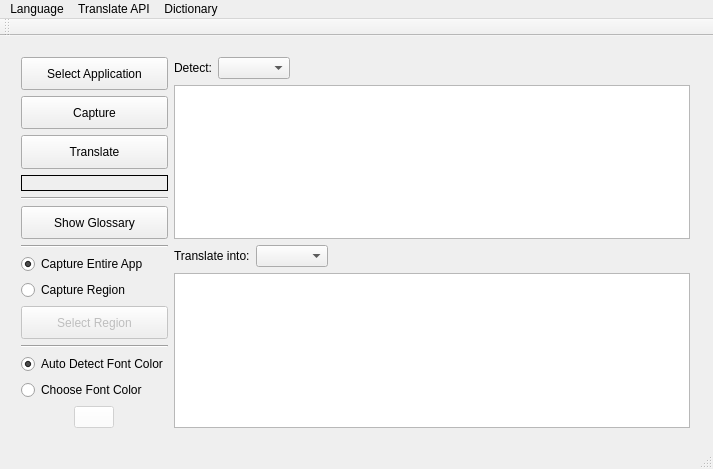
First picture: the form in ChaosTranslate.ui, repository wlssirius/ChaosTranslate, before the edit.
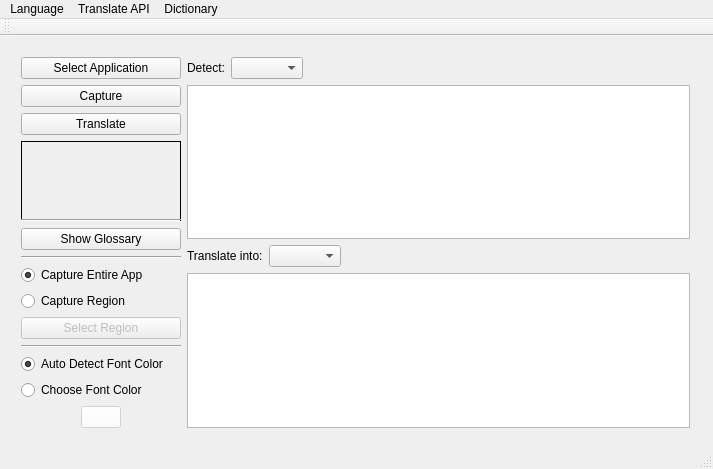
Second picture: the form after the edit. Icons and pictures are not drawn. Custom widgets are drawn as their Qt base class.

What changed in the file:
```diff
--- a/ChaosTranslate.ui
+++ b/ChaosTranslate.ui
@@ -57,6 +57,9 @@
        </item>
        <item>
         <widget class="QPushButton" name="captureButton">
+         <property name="enabled">
+          <bool>true</bool>
+         </property>
          <property name="sizePolicy">
           <sizepolicy hsizetype="Minimum" vsizetype="Expanding">
            <horstretch>0</horstretch>
@@ -90,14 +93,20 @@
        <item>
         <widget class="QLabel" name="imageLabel">
          <property name="sizePolicy">
-          <sizepolicy hsizetype="Preferred" vsizetype="Fixed">
+          <sizepolicy hsizetype="Fixed" vsizetype="Fixed">
            <horstretch>0</horstretch>
            <verstretch>0</verstretch>
           </sizepolicy>
          </property>
+         <property name="minimumSize">
+          <size>
+           <width>160</width>
+           <height>80</height>
+          </size>
+         </property>
          <property name="maximumSize">
           <size>
-           <width>16777215</width>
+           <width>160</width>
            <height>80</height>
           </size>
          </property>
@@ -144,6 +153,9 @@
        </item>
        <item>
         <widget class="QRadioButton" name="wholeCaptureRButton">
+         <property name="enabled">
+          <bool>true</bool>
+         </property>
          <property name="text">
           <string>Capture Entire App</string>
          </property>
@@ -157,6 +169,9 @@
        </item>
        <item>
         <widget class="QRadioButton" name="regionCaptureRButton">
+         <property name="enabled">
+          <bool>true</bool>
+         </property>
          <property name="text">
           <string>Capture Region</string>
          </property>
@@ -193,6 +208,9 @@
        </item>
        <item>
         <widget class="QRadioButton" name="autoColorRButton">
+         <property name="enabled">
+          <bool>true</bool>
+         </property>
          <property name="text">
           <string>Auto Detect Font Color</string>
          </property>
@@ -206,6 +224,9 @@
        </item>
        <item>
         <widget class="QRadioButton" name="manualColorRButton">
+         <property name="enabled">
+          <bool>true</bool>
+         </property>
          <property name="text">
           <string>Choose Font Color</string>
          </property>
```
